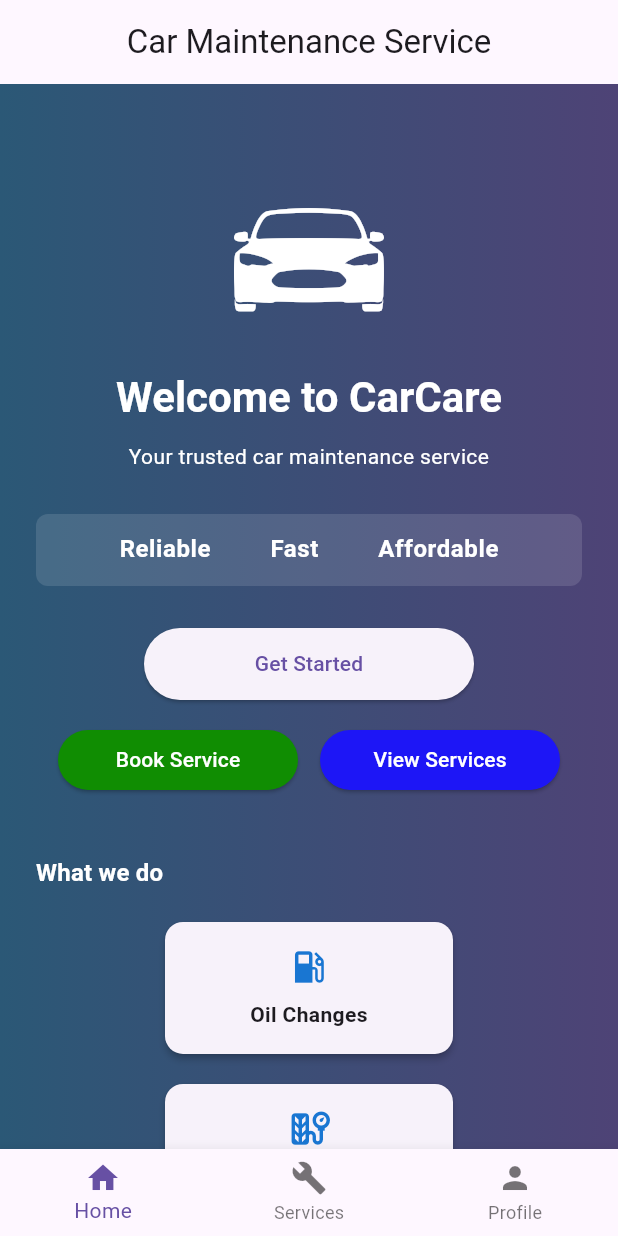
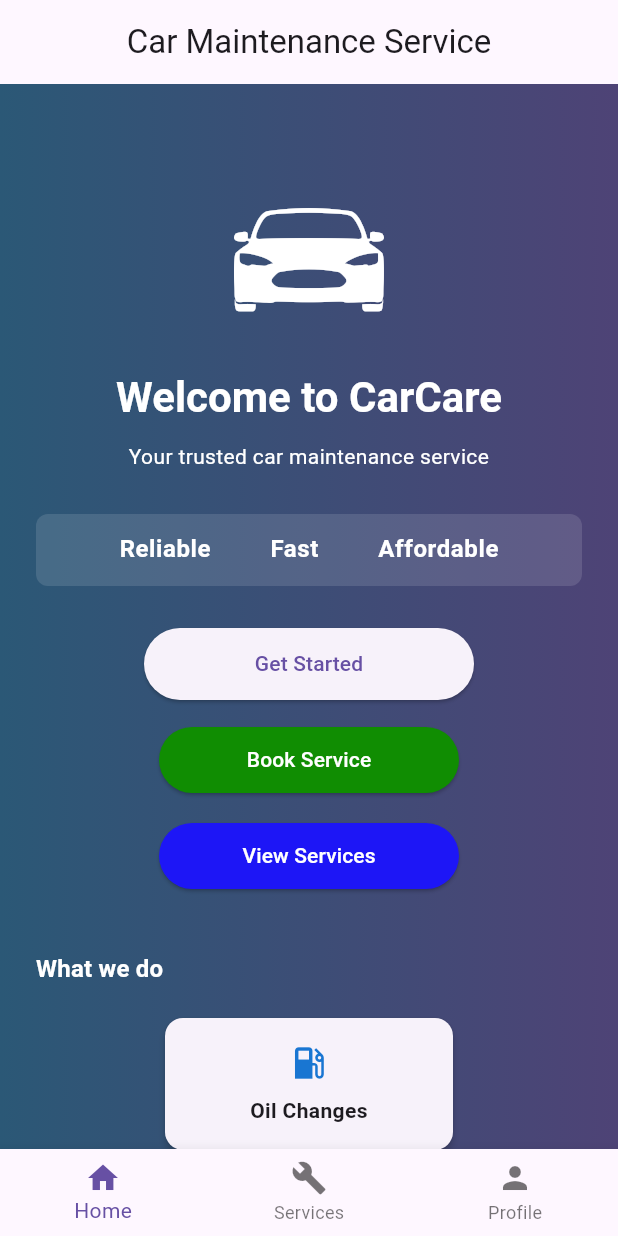
Before and after one commit to exile213/Activity1-2_PROFE8-Diaz, a Flutter app: the screen it shows after launch, on a phone screen of 412 x 824 dp. Run offline on Flutter 3.47's test engine with Material 3 defaults, Android fonts, the phone set to English and light mode, and no system bars.

Commit message:
Refactor TwoButtonRow layout to centered column
Changed the TwoButtonRow widget from a horizontal Row to a vertically centered Column. Increased button width, added vertical padding, and spacing between buttons for improved UI alignment and appearance.

```diff
--- a/lib/widgets/two_button_row.dart
+++ b/lib/widgets/two_button_row.dart
@@ -8,32 +8,38 @@
 
   @override
   Widget build(BuildContext context) {
-    return Row(
-      mainAxisAlignment: MainAxisAlignment.spaceEvenly,
+    return Center(
+      child: Column(
+        mainAxisAlignment: MainAxisAlignment.center,
+        crossAxisAlignment: CrossAxisAlignment.center,
         children: [
           SizedBox(
-          width: 160,
+            width: 200,
             child: ElevatedButton(
               style: ElevatedButton.styleFrom(
                 backgroundColor: const Color.fromARGB(255, 16, 141, 2),
                 foregroundColor: Colors.white,
+                padding: const EdgeInsets.symmetric(vertical: 12),
               ),
               onPressed: onLeftPressed,
               child: const Text('Book Service'),
             ),
           ),
+          const SizedBox(height: 16),
           SizedBox(
-          width: 160,
+            width: 200,
             child: ElevatedButton(
               style: ElevatedButton.styleFrom(
                 backgroundColor: const Color.fromARGB(255, 29, 22, 246),
                 foregroundColor: Colors.white,
+                padding: const EdgeInsets.symmetric(vertical: 12),
               ),
               onPressed: onRightPressed,
               child: const Text('View Services'),
             ),
           ),
         ],
+      ),
     );
   }
 }
```
Lines whose indentation alone changed are shown as unchanged.
